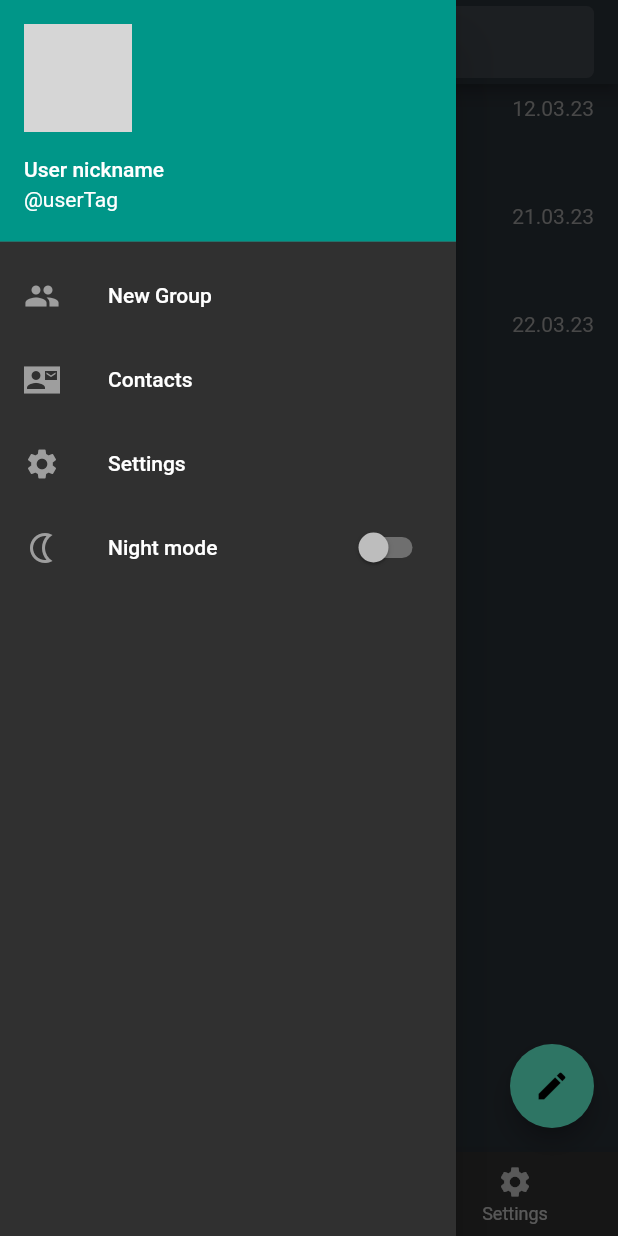
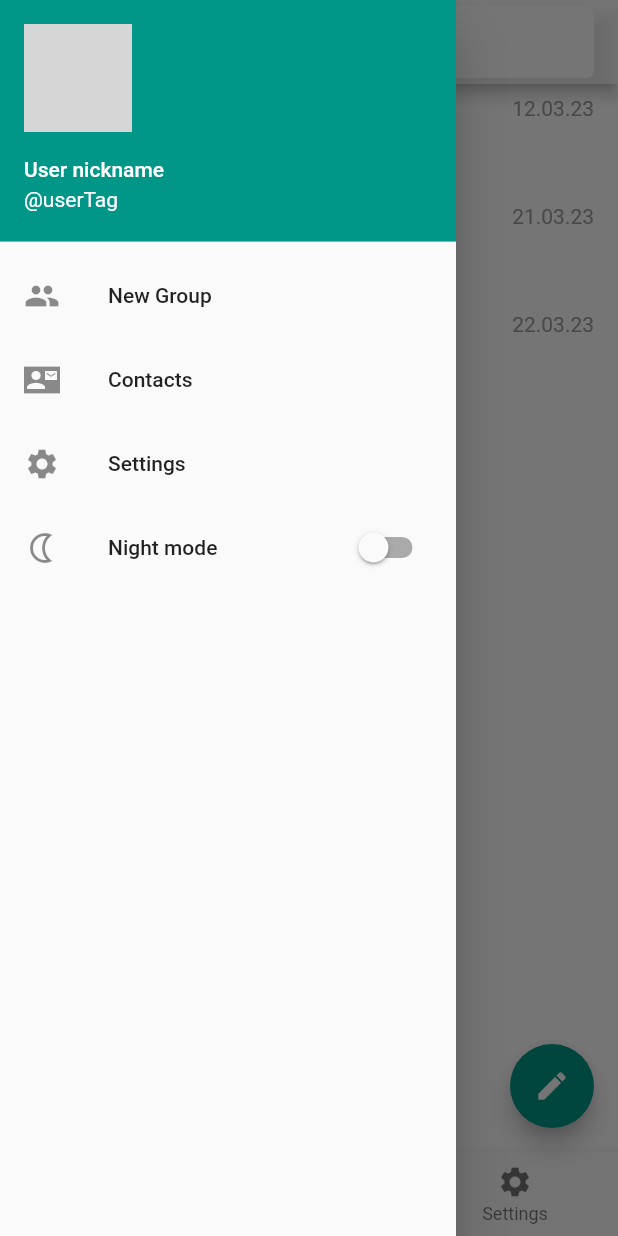
Before and after one commit to Darkinowls/my_telegram, a Flutter app: the screen it shows after launch, in the side drawer, after a tap on "Night mode", on a phone screen of 412 x 824 dp. Run offline on Flutter 3.47's test engine with Material 2 defaults, Android fonts, the phone set to English and light mode, and no system bars; network calls fail; grey boxes are pictures that could not be loaded.

Commit message:
Dark mode is added

```diff
--- a/lib/mobile/mobile_app.dart
+++ b/lib/mobile/mobile_app.dart
@@ -15,7 +15,10 @@ import '../widgets/telegram_drawer.dart';
 import '../widgets/t_text_field.dart';
 
 class MobileApp extends StatefulWidget {
-  const MobileApp({Key? key}) : super(key: key);
+  final Function(bool setDark) setDark;
+  final bool isDark;
+
+  const MobileApp({required this.setDark, Key? key, required this.isDark}) : super(key: key);
 
   @override
   State<MobileApp> createState() => _MobileAppState();
@@ -82,10 +85,12 @@ class _MobileAppState extends State<MobileApp>
                       icon: const Icon(Icons.arrow_back),
                       onPressed: () {
                         // Pop off all the screens until the first screen
-                        Navigator.of(context).popUntil((route) => route.isFirst);
+                        Navigator.of(context)
+                            .popUntil((route) => route.isFirst);
                       },
                     ),
-                    title: const Text("User info"),
+                    title:  Text("User info",
+                        style: TextStyle(color: Theme.of(context).focusColor)),
                   ),
                   body: ContactPage(
                       contact: contact, onTap: () => navigateToChat(contact)),
@@ -131,14 +136,8 @@ class _MobileAppState extends State<MobileApp>
           },
         ),
       ),
-      drawer: const TelegramDrawer(),
-      body:
-          // ChatList(
-          //   contacts: contacts,
-          //   selectedChat: selectedChat,
-          //   onTap: navigateToChat,
-          // ),
-          TabBarView(
+      drawer: TelegramDrawer(setDark: widget.setDark, isDark: widget.isDark),
+      body: TabBarView(
         controller: tabController,
         children: [
           Tab(
@@ -150,7 +149,8 @@ class _MobileAppState extends State<MobileApp>
           Tab(
               child: ContactList(
             contacts: contacts,
-            onTap: navigateToContact, searchController: searchController,
+            onTap: navigateToContact,
+            searchController: searchController,
           )),
           const Tab(child: SettingPage())
         ],
--- a/lib/mobile_main.dart
+++ b/lib/mobile_main.dart
@@ -2,17 +2,50 @@ import 'package:flutter/material.dart';
 import 'mobile/mobile_app.dart';
 
 void main() {
-  runApp(
-    MaterialApp(
-      theme: ThemeData.dark().copyWith(
-        scaffoldBackgroundColor: const Color.fromRGBO(40, 47, 54, 1),
-        primaryColor: Colors.teal,
-        primaryColorLight: Colors.tealAccent,
-        iconTheme: const IconThemeData(color: Colors.grey),
-        appBarTheme: const AppBarTheme(color: Color.fromRGBO(40, 47, 54, 1)),
-      ),
-      home:  MobileApp(),
+  runApp(const MyTelegram());
+}
+
+class MyTelegram extends StatefulWidget {
+  const MyTelegram({Key? key}) : super(key: key);
+
+  @override
+  State<MyTelegram> createState() => _MyTelegramState();
+}
+
+class _MyTelegramState extends State<MyTelegram> {
+  bool isDark = true;
+
+  void setDark(bool setDark) {
+    isDark = setDark;
+    setState(() {});
+  }
+
+  @override
+  Widget build(BuildContext context) {
+    return MaterialApp(
+      theme: isDark
+          ? ThemeData.dark().copyWith(
+              scaffoldBackgroundColor: const Color.fromRGBO(48, 55, 62, 1),
+              focusColor: Colors.white,
+              primaryColor: Colors.teal,
+              primaryColorLight: Colors.tealAccent,
+              iconTheme: const IconThemeData(color: Colors.grey),
+              appBarTheme: const AppBarTheme(
+                  iconTheme: IconThemeData(color: Colors.grey),
+                  color: Color.fromRGBO(40, 47, 54, 1)),
+            )
+          : ThemeData(
+              scaffoldBackgroundColor: Colors.white,
+              focusColor: Colors.black,
+              primarySwatch: Colors.teal,
+              primaryColorLight: Colors.tealAccent,
+              appBarTheme: const AppBarTheme(
+                iconTheme: IconThemeData(color: Colors.grey),
+                color: Colors.white70,
+              ),
+            ),
+      home: MobileApp(setDark: setDark, isDark: isDark),
       debugShowCheckedModeBanner: false,
-    ),
-  );
+    );
+  }
 }
--- a/lib/widgets/chat_bar.dart
+++ b/lib/widgets/chat_bar.dart
@@ -17,7 +17,9 @@ class _ChatBarState extends State<ChatBar> {
   Widget build(BuildContext context) {
     return ListTile(
       onTap: widget.onTap,
-      title: Text(widget.chat.name!),
+      title: Text(widget.chat.name!, style: TextStyle(
+        color: Theme.of(context).focusColor
+      )),
       subtitle: const Text("last seen recently",
           style: TextStyle(color: Colors.grey)),
       trailing: Row(
--- a/lib/widgets/chat_page.dart
+++ b/lib/widgets/chat_page.dart
@@ -55,7 +55,6 @@ class _ChatPageState extends State<ChatPage> {
               itemBuilder: buildMessageList),
         ),
         Ink(
-          color: const Color.fromRGBO(61, 68, 75, 1),
           child: TTextField(
               buttonIcon: Icons.send,
               onButton: sendMessage,
@@ -86,10 +85,10 @@ class _ChatPageState extends State<ChatPage> {
               padding: const EdgeInsets.all(10),
               decoration: BoxDecoration(
                   borderRadius: BorderRadius.circular(10),
-                  color: const Color.fromRGBO(53, 60, 67, 1),
+                  color: Theme.of(context).scaffoldBackgroundColor,
                   boxShadow: const [
                     BoxShadow(
-                      spreadRadius: -5,
+                      spreadRadius: -10,
                       blurRadius: 10,
                       offset: Offset(10, 10),
                     )
--- a/lib/widgets/t_text_field.dart
+++ b/lib/widgets/t_text_field.dart
@@ -49,10 +49,10 @@ class _TTextFieldState extends State<TTextField> {
   Widget build(BuildContext context) {
     return TextField(
       controller: textEditingController,
-      cursorColor: Colors.white,
+      cursorColor: Theme.of(context).focusColor,
       decoration: InputDecoration(
           contentPadding: const EdgeInsets.symmetric(horizontal: 20),
-          fillColor: const Color.fromRGBO(61, 68, 75, 1),
+          fillColor: Theme.of(context).scaffoldBackgroundColor,
           filled: true,
           hintText: widget.hintText,
           border: OutlineInputBorder(
@@ -61,14 +61,14 @@ class _TTextFieldState extends State<TTextField> {
           suffixIcon: textEditingController.text.isNotEmpty
               ? TextButton(
                   style: TextButton.styleFrom(
-                      shape: const CircleBorder(),
-                      foregroundColor: Colors.grey),
+                      shape: const CircleBorder()),
                   onPressed: () {
                     widget.onButton(textEditingController.text);
                     textEditingController.clear();
                   },
                   child: Icon(
                     widget.buttonIcon,
+                    color: Theme.of(context).primaryColor,
                   ))
               : null),
       style: const TextStyle(
--- a/lib/widgets/telegram_drawer.dart
+++ b/lib/widgets/telegram_drawer.dart
@@ -1,16 +1,28 @@
 import 'package:flutter/material.dart';
 
 class TelegramDrawer extends StatefulWidget {
-  const TelegramDrawer({Key? key}) : super(key: key);
+  final Function(bool) setDark;
+  final bool isDark;
+  const TelegramDrawer({Key? key, required this.setDark, required this.isDark}) : super(key: key);
 
   @override
   State<TelegramDrawer> createState() => _TelegramDrawerState();
 }
 
 class _TelegramDrawerState extends State<TelegramDrawer> {
-  bool isNightMode = true;
+  late bool isNightMode;
 
-  void switchNightMode() => setState(() => isNightMode = !isNightMode);
+  @override
+  void initState() {
+    isNightMode = widget.isDark;
+    super.initState();
+  }
+
+  void switchNightMode() {
+    isNightMode = !isNightMode;
+    widget.setDark(isNightMode);
+    setState(() {});
+  }
 
   @override
   Widget build(BuildContext context) {
```
